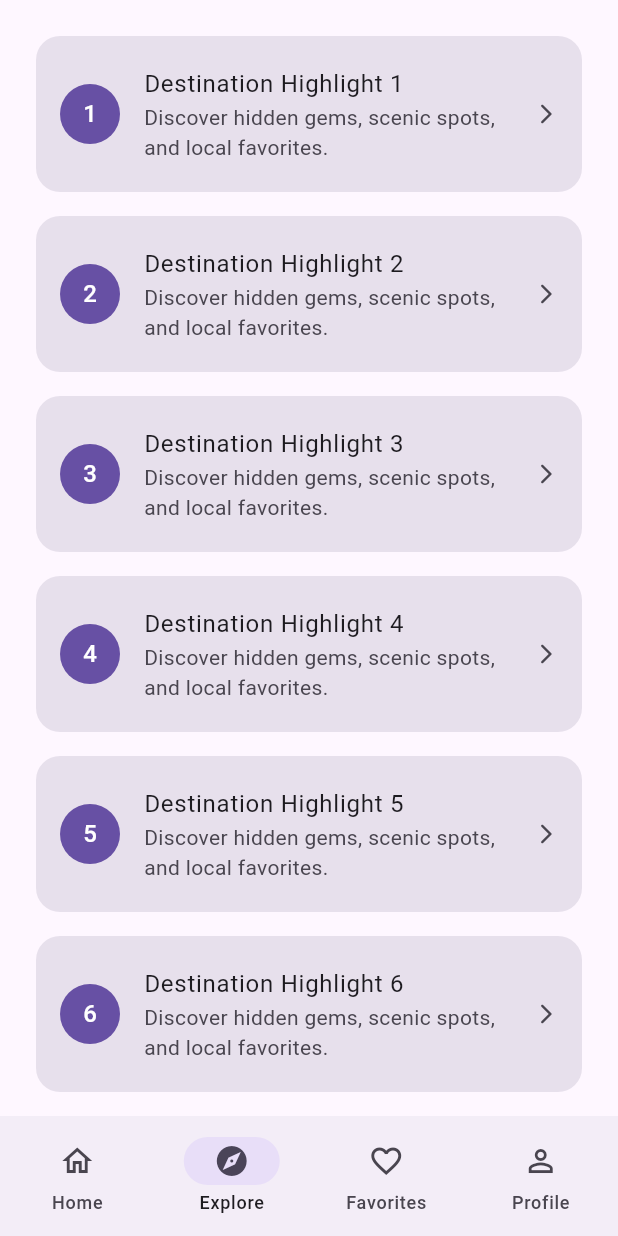
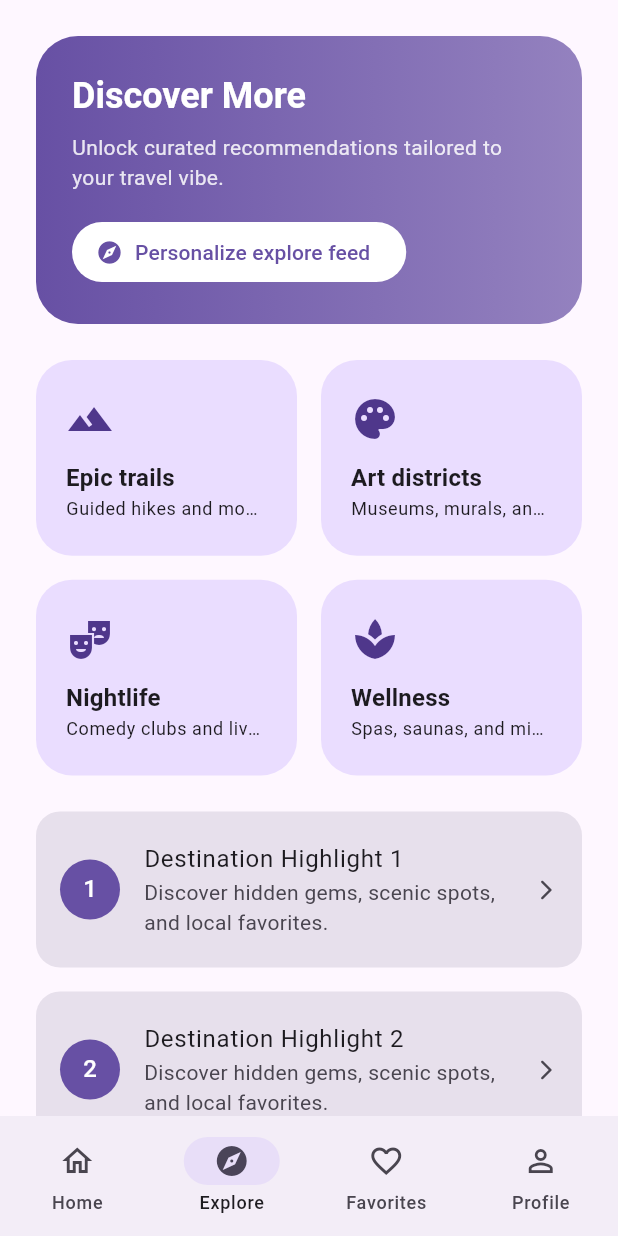
Before and after one commit to timpyorke/travel-guide-app, a Flutter app: the ExplorePage screen opened by its route, on a phone screen of 412 x 824 dp. Run offline on Flutter 3.47's test engine with Material 3 defaults, Android fonts, the phone set to English and light mode, and no system bars; our stand-ins replace flutter_riverpod, go_router, riverpod_annotation, shared_preferences; accounts and stored records are empty; generated files the repository leaves out were written again.

Commit message:
feat: Enhance ExplorePage layout with personalized recommendations and feature cards

```diff
--- a/lib/features/explore/explore_page.dart
+++ b/lib/features/explore/explore_page.dart
@@ -1,33 +1,122 @@
 import 'package:flutter/material.dart';
+import 'package:travel_guide/widgets/feature_card.dart';
 
 class ExplorePage extends StatelessWidget {
   const ExplorePage({super.key});
 
   @override
   Widget build(BuildContext context) {
+    final ColorScheme colorScheme = Theme.of(context).colorScheme;
+
     return SafeArea(
-      child: ListView.separated(
+      child: ListView(
         padding: const EdgeInsets.all(24),
+        children: <Widget>[
+          Container(
+            padding: const EdgeInsets.all(24),
+            decoration: BoxDecoration(
+              gradient: LinearGradient(
+                colors: <Color>[
+                  colorScheme.primary,
+                  colorScheme.primary.withOpacity(0.7),
+                ],
+              ),
+              borderRadius: BorderRadius.circular(28),
+            ),
+            child: Column(
+              crossAxisAlignment: CrossAxisAlignment.start,
+              children: <Widget>[
+                Text(
+                  'Discover More',
+                  style: Theme.of(context).textTheme.headlineSmall?.copyWith(
+                        color: colorScheme.onPrimary,
+                        fontWeight: FontWeight.w700,
+                      ),
+                ),
+                const SizedBox(height: 8),
+                Text(
+                  'Unlock curated recommendations tailored to your travel vibe.',
+                  style: Theme.of(context)
+                      .textTheme
+                      .bodyMedium
+                      ?.copyWith(color: colorScheme.onPrimary.withOpacity(0.85)),
+                ),
+                const SizedBox(height: 16),
+                FilledButton.icon(
+                  onPressed: () {},
+                  style: FilledButton.styleFrom(
+                    backgroundColor: colorScheme.onPrimary,
+                    foregroundColor: colorScheme.primary,
+                  ),
+                  icon: const Icon(Icons.explore),
+                  label: const Text('Personalize explore feed'),
+                ),
+              ],
+            ),
+          ),
+          const SizedBox(height: 24),
+          GridView.count(
+            shrinkWrap: true,
+            physics: const NeverScrollableScrollPhysics(),
+            crossAxisCount: 2,
+            childAspectRatio: 12 / 9,
+            mainAxisSpacing: 16,
+            crossAxisSpacing: 16,
+            children: const <Widget>[
+              FeatureCard(
+                icon: Icons.terrain,
+                title: 'Epic trails',
+                subtitle: 'Guided hikes and mountain escapes.',
+              ),
+              FeatureCard(
+                icon: Icons.palette,
+                title: 'Art districts',
+                subtitle: 'Museums, murals, and galleries.',
+              ),
+              FeatureCard(
+                icon: Icons.theater_comedy,
+                title: 'Nightlife',
+                subtitle: 'Comedy clubs and live shows.',
+              ),
+              FeatureCard(
+                icon: Icons.spa,
+                title: 'Wellness',
+                subtitle: 'Spas, saunas, and mindful retreats.',
+              ),
+            ],
+          ),
+          const SizedBox(height: 24),
+          ListView.separated(
+            shrinkWrap: true,
+            physics: const NeverScrollableScrollPhysics(),
             itemBuilder: (BuildContext context, int index) {
               final int day = index + 1;
               return ListTile(
-            contentPadding: const EdgeInsets.symmetric(horizontal: 16, vertical: 12),
-            shape: RoundedRectangleBorder(borderRadius: BorderRadius.circular(16)),
-            tileColor: Theme.of(context).colorScheme.surfaceVariant,
+                contentPadding:
+                    const EdgeInsets.symmetric(horizontal: 16, vertical: 12),
+                shape: RoundedRectangleBorder(
+                  borderRadius: BorderRadius.circular(16),
+                ),
+                tileColor: colorScheme.surfaceVariant,
                 leading: CircleAvatar(
-              backgroundColor: Theme.of(context).colorScheme.primary,
+                  backgroundColor: colorScheme.primary,
                   child: Text(
                     '$day',
-                style: TextStyle(color: Theme.of(context).colorScheme.onPrimary),
+                    style: TextStyle(color: colorScheme.onPrimary),
                   ),
                 ),
                 title: Text('Destination Highlight $day'),
-            subtitle: const Text('Discover hidden gems, scenic spots, and local favorites.'),
+                subtitle: const Text(
+                  'Discover hidden gems, scenic spots, and local favorites.',
+                ),
                 trailing: const Icon(Icons.arrow_forward_ios_rounded, size: 16),
               );
             },
-        separatorBuilder: (BuildContext context, int index) => const SizedBox(height: 16),
+            separatorBuilder: (BuildContext context, int index) =>
+                const SizedBox(height: 16),
             itemCount: 6,
+          ),
+        ],
       ),
     );
   }
```
Lines whose indentation alone changed are shown as unchanged.
